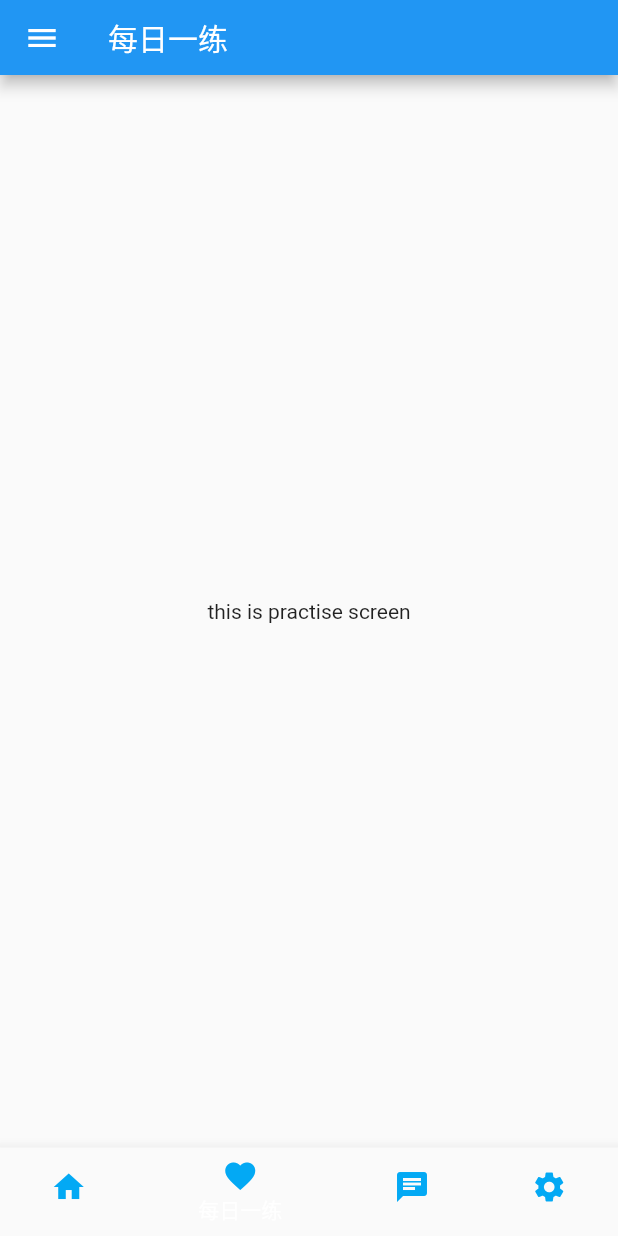
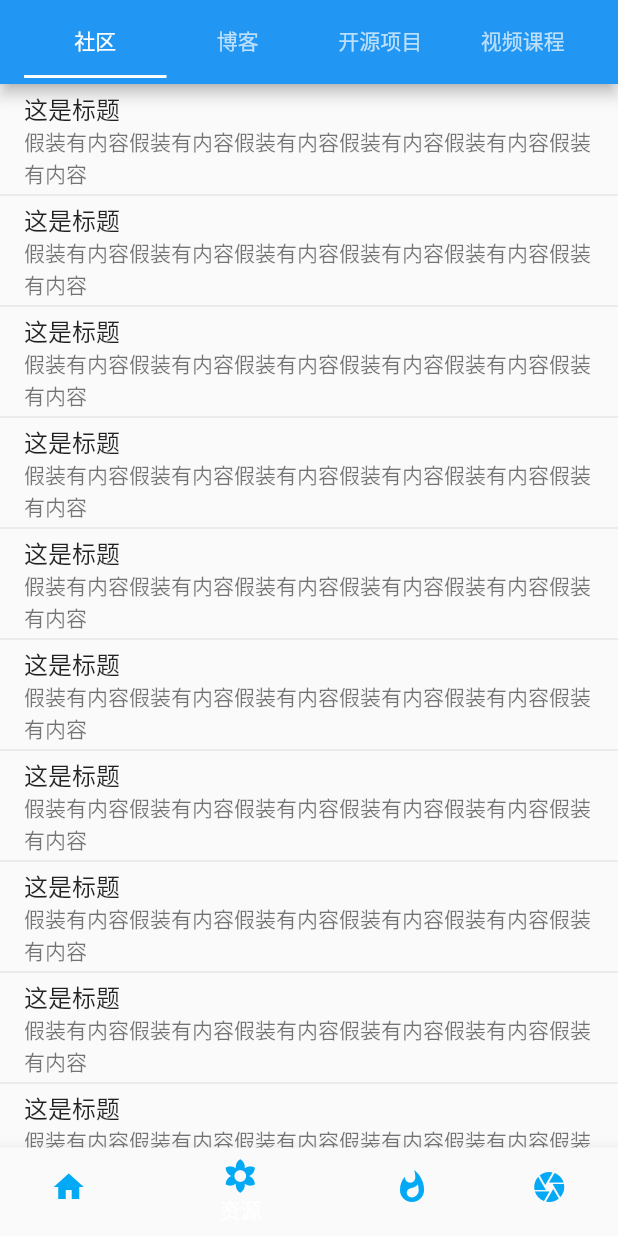
Before and after one commit to esirioneyibo/flutter_study_app, a Flutter app: the screen it shows after launch, item 2 of the bottom bar chosen, on a phone screen of 412 x 824 dp. Run offline on Flutter 3.47's test engine with Material 2 defaults, Android fonts, the light colour scheme and no system bars; network calls fail.

Commit message:
完成剩下3个版面

```diff
--- a/lib/main.dart
+++ b/lib/main.dart
@@ -1,5 +1,5 @@
 import 'package:flutter/material.dart';
-import 'package:flutter_study_app/pages/SplashScreen.dart';
+import 'package:flutter_study_app/pages/splash.dart';
 
 void main() => runApp(MyApp());
 
--- a/lib/navigator/BottomNavigator.dart
+++ b/lib/navigator.dart
@@ -1,11 +1,11 @@
 import 'package:flutter/material.dart';
-import 'package:flutter_study_app/navigator/LeftNavigator.dart';
-import 'package:flutter_study_app/pages/ChatScreen.dart';
-import 'package:flutter_study_app/pages/HomeScreen.dart';
-import 'package:flutter_study_app/pages/MineScreen.dart';
-import 'package:flutter_study_app/pages/PractiseScreen.dart';
+import 'package:flutter_study_app/pages/chat.dart';
+import 'package:flutter_study_app/pages/home.dart';
+import 'package:flutter_study_app/pages/mine.dart';
+import 'package:flutter_study_app/pages/practise.dart';
+import 'package:flutter_study_app/pages/study.dart';
 
-import '../theme.dart';
+import 'theme.dart';
 
 ///
 /// 导航器是一个有状态的组件
@@ -25,14 +25,14 @@ class _BottomNavigatorState extends State<BottomNavigator> {
         icon: Icon(Icons.home, color: bottomNavigatorBackgroundColor),
         title: new Text('首页')),
     BottomNavigationBarItem(
-        icon: Icon(Icons.favorite, color: bottomNavigatorBackgroundColor),
+        icon: Icon(Icons.filter_vintage, color: bottomNavigatorBackgroundColor),
+        title: new Text('资源')),
+    BottomNavigationBarItem(
+        icon: Icon(Icons.whatshot, color: bottomNavigatorBackgroundColor),
         title: new Text('每日一练')),
     BottomNavigationBarItem(
-        icon: Icon(Icons.chat, color: bottomNavigatorBackgroundColor),
+        icon: Icon(Icons.camera, color: bottomNavigatorBackgroundColor),
         title: new Text('圈子')),
-    BottomNavigationBarItem(
-        icon: Icon(Icons.settings, color: bottomNavigatorBackgroundColor),
-        title: new Text('我的')),
   ];
 
   @override
@@ -56,9 +56,9 @@ class _BottomNavigatorState extends State<BottomNavigator> {
   void initState() {
     tabs
       ..add(new HomeScreen())
+      ..add(new StudyScreen())
       ..add(new PractiseScreen())
-      ..add(new ChatScreen())
-      ..add(new MineScreen());
+      ..add(new ChatScreen());
     super.initState();
   }
 }
--- a/lib/pages/PractiseScreen.dart
+++ /dev/null
@@ -1,16 +0,0 @@
-import 'package:flutter/material.dart';
-import 'package:flutter_study_app/components/MyAppBar.dart';
-
-import '../config.dart';
-
-class PractiseScreen extends StatelessWidget {
-  @override
-  Widget build(BuildContext context) {
-    return Scaffold(
-      appBar: MyAppBar(context,'每日一练', AppHeight),
-      body: Center(
-        child: Text('this is practise screen'),
-      ),
-    );
-  }
-}
--- /dev/null
+++ b/lib/pages/chat.dart
@@ -0,0 +1,65 @@
+import 'package:flutter/material.dart';
+import 'package:flutter_study_app/components/MyAppBar.dart';
+
+import '../config.dart';
+
+class ChatScreen extends StatelessWidget {
+  @override
+  Widget build(BuildContext context) {
+    var posts = <Widget>[
+      ListTile(
+        title: Text('这是标题'),
+        subtitle: Text('假装有内容假装有内容假装有内容假装有内容假装有内容假装有内容'),
+      ),ListTile(
+        title: Text('这是标题'),
+        subtitle: Text('假装有内容假装有内容假装有内容假装有内容假装有内容假装有内容'),
+      ),ListTile(
+        title: Text('这是标题'),
+        subtitle: Text('假装有内容假装有内容假装有内容假装有内容假装有内容假装有内容'),
+      ),ListTile(
+        title: Text('这是标题'),
+        subtitle: Text('假装有内容假装有内容假装有内容假装有内容假装有内容假装有内容'),
+      ),ListTile(
+        title: Text('这是标题'),
+        subtitle: Text('假装有内容假装有内容假装有内容假装有内容假装有内容假装有内容'),
+      ),ListTile(
+        title: Text('这是标题'),
+        subtitle: Text('假装有内容假装有内容假装有内容假装有内容假装有内容假装有内容'),
+      ),ListTile(
+        title: Text('这是标题'),
+        subtitle: Text('假装有内容假装有内容假装有内容假装有内容假装有内容假装有内容'),
+      ),ListTile(
+        title: Text('这是标题'),
+        subtitle: Text('假装有内容假装有内容假装有内容假装有内容假装有内容假装有内容'),
+      ),ListTile(
+        title: Text('这是标题'),
+        subtitle: Text('假装有内容假装有内容假装有内容假装有内容假装有内容假装有内容'),
+      ),ListTile(
+        title: Text('这是标题'),
+        subtitle: Text('假装有内容假装有内容假装有内容假装有内容假装有内容假装有内容'),
+      ),ListTile(
+        title: Text('这是标题'),
+        subtitle: Text('假装有内容假装有内容假装有内容假装有内容假装有内容假装有内容'),
+      ),ListTile(
+        title: Text('这是标题'),
+        subtitle: Text('假装有内容假装有内容假装有内容假装有内容假装有内容假装有内容'),
+      ),ListTile(
+        title: Text('这是标题'),
+        subtitle: Text('假装有内容假装有内容假装有内容假装有内容假装有内容假装有内容'),
+      ),ListTile(
+        title: Text('这是标题'),
+        subtitle: Text('假装有内容假装有内容假装有内容假装有内容假装有内容假装有内容'),
+      )
+
+    ];
+    return Scaffold(
+      appBar: MyAppBar(context, '圈子', AppHeight),
+      body: Center(
+        child: ListView(
+          children:
+              ListTile.divideTiles(context: context, tiles: posts).toList(),
+        ),
+      ),
+    );
+  }
+}
--- a/lib/pages/ChatScreen.dart
+++ b/lib/pages/mine/about.dart
@@ -1,15 +1,15 @@
 import 'package:flutter/material.dart';
 import 'package:flutter_study_app/components/MyAppBar.dart';
 
-import '../config.dart';
+import '../../config.dart';
 
-class ChatScreen extends StatelessWidget {
+class AboutScreen extends StatelessWidget {
   @override
   Widget build(BuildContext context) {
     return Scaffold(
-      appBar: MyAppBar(context,'圈子', AppHeight),
+      appBar: MyAppBar(context,'设置', AppHeight),
       body: Center(
-        child: Text('this is chat screen'),
+        child: Text('this is about screen'),
       ),
     );
   }
--- a/lib/pages/SplashScreen.dart
+++ b/lib/pages/splash.dart
@@ -1,5 +1,5 @@
 import 'package:flutter/material.dart';
-import 'package:flutter_study_app/navigator/BottomNavigator.dart';
+import '../navigator.dart';
 
 ///
 /// 导航器是一个有状态的组件
--- /dev/null
+++ b/lib/pages/study.dart
@@ -0,0 +1,57 @@
+import 'package:flutter/material.dart';
+import 'package:flutter_study_app/pages/study/Temp1Screen.dart';
+import 'package:flutter_study_app/pages/study/Temp2Screen.dart';
+import 'package:flutter_study_app/pages/study/Temp3Screen.dart';
+import 'package:flutter_study_app/pages/study/Temp4Screen.dart';
+
+class StudyScreen extends StatefulWidget {
+  @override
+  State<StatefulWidget> createState() => TopTabPage2State();
+}
+
+class TopTabPage2State extends State<StudyScreen>
+    with SingleTickerProviderStateMixin {
+  TabController tabController;
+  List<Widget> tabs = new List();
+
+  @override
+  void initState() {
+    super.initState();
+    tabs
+      ..add(new Temp1Screen())
+      ..add(new Temp3Screen())
+      ..add(new Temp2Screen())
+      ..add(new Temp4Screen());
+    tabController = TabController(length: tabs.length, vsync: this);
+  }
+
+  @override
+  Widget build(BuildContext context) {
+    var tabItems = [
+      Tab(text: '社区'),
+      Tab(text: '博客'),
+      Tab(text: '开源项目'),
+      Tab(text: '视频课程'),
+    ];
+
+    return Scaffold(
+      appBar: AppBar(
+        title: TabBar(
+          tabs: tabItems,
+          controller: tabController,
+          indicatorSize: TabBarIndicatorSize.tab,
+        ),
+      ),
+      body: TabBarView(
+        children: tabs,
+        controller: tabController,
+      ),
+    );
+  }
+
+  @override
+  void dispose() {
+    tabController.dispose();
+    super.dispose();
+  }
+}
--- /dev/null
+++ b/lib/pages/study/Temp1Screen.dart
@@ -0,0 +1,63 @@
+import 'package:flutter/material.dart';
+import 'package:flutter_study_app/components/MyAppBar.dart';
+
+
+class Temp1Screen extends StatelessWidget {
+  @override
+  Widget build(BuildContext context) {
+    var posts = <Widget>[
+      ListTile(
+        title: Text('这是标题'),
+        subtitle: Text('假装有内容假装有内容假装有内容假装有内容假装有内容假装有内容'),
+      ),ListTile(
+        title: Text('这是标题'),
+        subtitle: Text('假装有内容假装有内容假装有内容假装有内容假装有内容假装有内容'),
+      ),ListTile(
+        title: Text('这是标题'),
+        subtitle: Text('假装有内容假装有内容假装有内容假装有内容假装有内容假装有内容'),
+      ),ListTile(
+        title: Text('这是标题'),
+        subtitle: Text('假装有内容假装有内容假装有内容假装有内容假装有内容假装有内容'),
+      ),ListTile(
+        title: Text('这是标题'),
+        subtitle: Text('假装有内容假装有内容假装有内容假装有内容假装有内容假装有内容'),
+      ),ListTile(
+        title: Text('这是标题'),
+        subtitle: Text('假装有内容假装有内容假装有内容假装有内容假装有内容假装有内容'),
+      ),ListTile(
+        title: Text('这是标题'),
+        subtitle: Text('假装有内容假装有内容假装有内容假装有内容假装有内容假装有内容'),
+      ),ListTile(
+        title: Text('这是标题'),
+        subtitle: Text('假装有内容假装有内容假装有内容假装有内容假装有内容假装有内容'),
+      ),ListTile(
+        title: Text('这是标题'),
+        subtitle: Text('假装有内容假装有内容假装有内容假装有内容假装有内容假装有内容'),
+      ),ListTile(
+        title: Text('这是标题'),
+        subtitle: Text('假装有内容假装有内容假装有内容假装有内容假装有内容假装有内容'),
+      ),ListTile(
+        title: Text('这是标题'),
+        subtitle: Text('假装有内容假装有内容假装有内容假装有内容假装有内容假装有内容'),
+      ),ListTile(
+        title: Text('这是标题'),
+        subtitle: Text('假装有内容假装有内容假装有内容假装有内容假装有内容假装有内容'),
+      ),ListTile(
+        title: Text('这是标题'),
+        subtitle: Text('假装有内容假装有内容假装有内容假装有内容假装有内容假装有内容'),
+      ),ListTile(
+        title: Text('这是标题'),
+        subtitle: Text('假装有内容假装有内容假装有内容假装有内容假装有内容假装有内容'),
+      )
+
+    ];
+    return Scaffold(
+      body: Center(
+        child: ListView(
+          children:
+          ListTile.divideTiles(context: context, tiles: posts).toList(),
+        ),
+      ),
+    );
+  }
+}
--- /dev/null
+++ b/lib/pages/study/Temp4Screen.dart
@@ -0,0 +1,73 @@
+import 'package:flutter/material.dart';
+
+class Temp4Screen extends StatelessWidget {
+  @override
+  Widget build(BuildContext context) {
+    var posts = <Widget>[
+      ListTile(
+        title: Text('这是标题'),
+        subtitle: Text('假装有内容假装有内容假装有内容假装有内容假装有内容假装有内容'),
+      ),
+      ListTile(
+        title: Text('这是标题'),
+        subtitle: Text('假装有内容假装有内容假装有内容假装有内容假装有内容假装有内容'),
+      ),
+      ListTile(
+        title: Text('这是标题'),
+        subtitle: Text('假装有内容假装有内容假装有内容假装有内容假装有内容假装有内容'),
+      ),
+      ListTile(
+        title: Text('这是标题'),
+        subtitle: Text('假装有内容假装有内容假装有内容假装有内容假装有内容假装有内容'),
+      ),
+      ListTile(
+        title: Text('这是标题'),
+        subtitle: Text('假装有内容假装有内容假装有内容假装有内容假装有内容假装有内容'),
+      ),
+      ListTile(
+        title: Text('这是标题'),
+        subtitle: Text('假装有内容假装有内容假装有内容假装有内容假装有内容假装有内容'),
+      ),
+      ListTile(
+        title: Text('这是标题'),
+        subtitle: Text('假装有内容假装有内容假装有内容假装有内容假装有内容假装有内容'),
+      ),
+      ListTile(
+        title: Text('这是标题'),
+        subtitle: Text('假装有内容假装有内容假装有内容假装有内容假装有内容假装有内容'),
+      ),
+      ListTile(
+        title: Text('这是标题'),
+        subtitle: Text('假装有内容假装有内容假装有内容假装有内容假装有内容假装有内容'),
+      ),
+      ListTile(
+        title: Text('这是标题'),
+        subtitle: Text('假装有内容假装有内容假装有内容假装有内容假装有内容假装有内容'),
+      ),
+      ListTile(
+        title: Text('这是标题'),
+        subtitle: Text('假装有内容假装有内容假装有内容假装有内容假装有内容假装有内容'),
+      ),
+      ListTile(
+        title: Text('这是标题'),
+        subtitle: Text('假装有内容假装有内容假装有内容假装有内容假装有内容假装有内容'),
+      ),
+      ListTile(
+        title: Text('这是标题'),
+        subtitle: Text('假装有内容假装有内容假装有内容假装有内容假装有内容假装有内容'),
+      ),
+      ListTile(
+        title: Text('这是标题'),
+        subtitle: Text('假装有内容假装有内容假装有内容假装有内容假装有内容假装有内容'),
+      )
+    ];
+    return Scaffold(
+      body: Center(
+        child: ListView(
+          children:
+              ListTile.divideTiles(context: context, tiles: posts).toList(),
+        ),
+      ),
+    );
+  }
+}
```
Also changed, not shown: lib/pages/MineScreen.dart (deleted, +0 -16 lines), lib/pages/home.dart (added, +108 -0 lines), lib/pages/mine/settings.dart (renamed from lib/pages/AboutScreen.dart, +4 -4 lines), lib/pages/practise.dart (added, +62 -0 lines), lib/pages/study/Temp2Screen.dart (added, +58 -0 lines), lib/pages/study/Temp3Screen.dart (renamed from lib/pages/HomeScreen.dart, +7 -8 lines), lib/pages/mine.dart (renamed from lib/navigator/LeftNavigator.dart), 3 other files.
